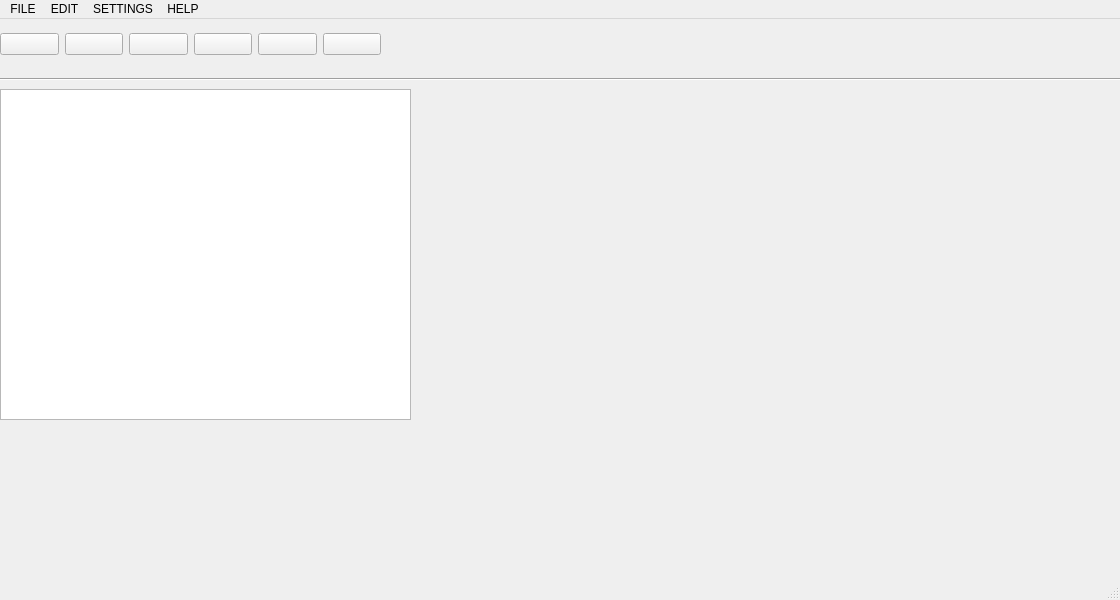
The window that ride-gui/mainwindow.ui (riolet/ride) describes before a commit, drawn with Qt 5.
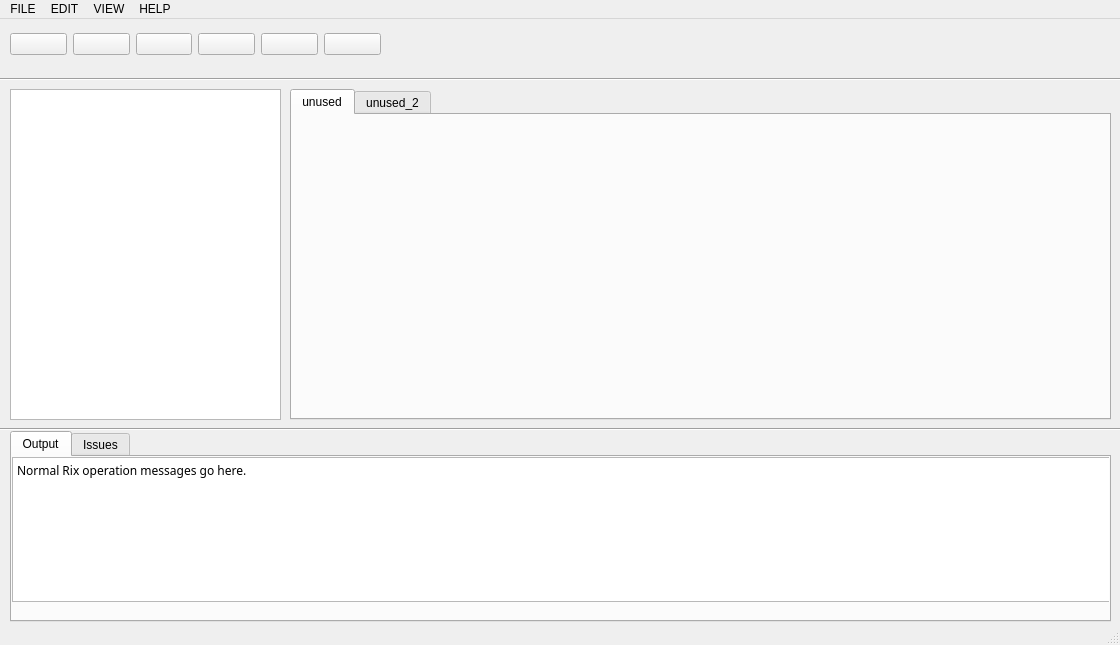
The same window after the commit. Icons and pictures are not drawn.

What changed in the file:
```diff
--- a/ride-gui/mainwindow.ui
+++ b/ride-gui/mainwindow.ui
@@ -7,7 +7,7 @@
     <x>0</x>
     <y>0</y>
     <width>1120</width>
-    <height>600</height>
+    <height>645</height>
    </rect>
   </property>
   <property name="windowTitle">
@@ -17,9 +17,9 @@
    <widget class="QTreeView" name="tree_project_directory">
     <property name="geometry">
      <rect>
-      <x>0</x>
+      <x>10</x>
       <y>70</y>
-      <width>411</width>
+      <width>271</width>
       <height>331</height>
      </rect>
     </property>
@@ -61,20 +61,38 @@
    <widget class="QWidget" name="horizontalLayoutWidget">
     <property name="geometry">
      <rect>
-      <x>420</x>
+      <x>290</x>
       <y>70</y>
-      <width>691</width>
+      <width>821</width>
       <height>331</height>
      </rect>
     </property>
-    <layout class="QHBoxLayout" name="horizontalLayout_scintilla"/>
+    <layout class="QHBoxLayout" name="horizontalLayout_scintilla">
+     <item>
+      <widget class="QTabWidget" name="tabWidget_scintilla">
+       <property name="currentIndex">
+        <number>0</number>
+       </property>
+       <widget class="QWidget" name="tab_not_used">
+        <attribute name="title">
+         <string>unused</string>
+        </attribute>
+       </widget>
+       <widget class="QWidget" name="tab_not_used2">
+        <attribute name="title">
+         <string>unused_2</string>
+        </attribute>
+       </widget>
+      </widget>
+     </item>
+    </layout>
    </widget>
    <widget class="QWidget" name="horizontalLayoutWidget_2">
     <property name="geometry">
      <rect>
-      <x>0</x>
+      <x>10</x>
       <y>0</y>
-      <width>381</width>
+      <width>371</width>
       <height>51</height>
      </rect>
     </property>
@@ -186,6 +204,84 @@
      </item>
     </layout>
    </widget>
+   <widget class="QTabWidget" name="tabWidget_console">
+    <property name="geometry">
+     <rect>
+      <x>10</x>
+      <y>412</y>
+      <width>1101</width>
+      <height>191</height>
+     </rect>
+    </property>
+    <property name="currentIndex">
+     <number>0</number>
+    </property>
+    <widget class="QWidget" name="tab_output">
+     <attribute name="title">
+      <string>Output</string>
+     </attribute>
+     <widget class="QPlainTextEdit" name="text_output">
+      <property name="geometry">
+       <rect>
+        <x>0</x>
+        <y>0</y>
+        <width>1101</width>
+        <height>145</height>
+       </rect>
+      </property>
+      <property name="font">
+       <font>
+        <family>Ubuntu Mono</family>
+       </font>
+      </property>
+      <property name="readOnly">
+       <bool>true</bool>
+      </property>
+      <property name="plainText">
+       <string>Normal Rix operation messages go here.</string>
+      </property>
+     </widget>
+    </widget>
+    <widget class="QWidget" name="tab_issues">
+     <attribute name="title">
+      <string>Issues</string>
+     </attribute>
+     <widget class="QPlainTextEdit" name="text_issues">
+      <property name="geometry">
+       <rect>
+        <x>0</x>
+        <y>0</y>
+        <width>1101</width>
+        <height>145</height>
+       </rect>
+      </property>
+      <property name="font">
+       <font>
+        <family>Ubuntu Mono</family>
+       </font>
+      </property>
+      <property name="readOnly">
+       <bool>true</bool>
+      </property>
+      <property name="plainText">
+       <string>Normal Rix operation messages go here.</string>
+      </property>
+     </widget>
+    </widget>
+   </widget>
+   <widget class="Line" name="line">
+    <property name="geometry">
+     <rect>
+      <x>-3</x>
+      <y>400</y>
+      <width>1131</width>
+      <height>20</height>
+     </rect>
+    </property>
+    <property name="orientation">
+     <enum>Qt::Horizontal</enum>
+    </property>
+   </widget>
   </widget>
   <widget class="QMenuBar" name="menubar">
    <property name="geometry">
@@ -205,20 +301,34 @@
     <property name="title">
      <string>EDIT</string>
     </property>
-   </widget>
-   <widget class="QMenu" name="menuSETTINGS">
-    <property name="title">
-     <string>SETTINGS</string>
-    </property>
+    <addaction name="actionUndo"/>
+    <addaction name="actionRedo"/>
+    <addaction name="separator"/>
+    <addaction name="actionCut"/>
+    <addaction name="actionCopy"/>
+    <addaction name="actionPaste"/>
+    <addaction name="separator"/>
+    <addaction name="actionPreferences"/>
    </widget>
    <widget class="QMenu" name="menuHELP">
     <property name="title">
      <string>HELP</string>
     </property>
+    <addaction name="actionLicense"/>
+    <addaction name="separator"/>
+    <addaction name="actionAbout_RIDE"/>
+    <addaction name="actionAbout_Rix"/>
+   </widget>
+   <widget class="QMenu" name="menuVIEW">
+    <property name="title">
+     <string>VIEW</string>
+    </property>
+    <addaction name="actionZoom_In"/>
+    <addaction name="actionZoom_Out"/>
    </widget>
    <addaction name="menuFILE"/>
    <addaction name="menuEDIT"/>
-   <addaction name="menuSETTINGS"/>
+   <addaction name="menuVIEW"/>
    <addaction name="menuHELP"/>
   </widget>
   <widget class="QStatusBar" name="statusbar"/>
```
Left out of the diff: 87 changed lines with no effect on the pictures.
